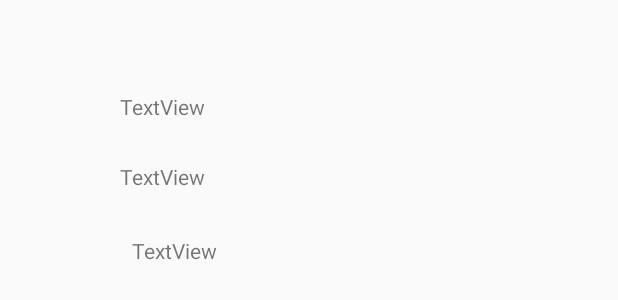
After one commit to makansari/B21KSqlite, an Android app: the layout item_layout.xml on its own in the app's theme, with its tools: preview values and no code run, on a phone screen of 412 x 824 dp. The commit adds this screen. Shown: the top 300 px of the screen. Run offline under Robolectric (Android 15) with nearby library versions, the phone set to English and light mode, and no system bars; network calls fail.

Commit message:
second RecView

```diff
--- a/app/src/main/AndroidManifest.xml
+++ b/app/src/main/AndroidManifest.xml
@@ -1,6 +1,7 @@
 <?xml version="1.0" encoding="utf-8"?>
 <manifest xmlns:android="http://schemas.android.com/apk/res/android"
     package="com.ansari.b21ksqlite">
+    <uses-permission android:name="android.permission.INTERNET"/>
 
     <application
         android:allowBackup="true"
@@ -10,6 +11,9 @@
         android:supportsRtl="true"
         android:theme="@style/AppTheme">
         <activity android:name=".MainActivity">
+
+        </activity>
+        <activity android:name="com.recyclerview.RecyAct">
             <intent-filter>
                 <action android:name="android.intent.action.MAIN" />
 
--- a/app/src/main/java/com/ansari/b21ksqlite/MainActivity.kt
+++ b/app/src/main/java/com/ansari/b21ksqlite/MainActivity.kt
@@ -9,10 +9,13 @@ import kotlinx.android.synthetic.main.activity_main.*
 
 class MainActivity : AppCompatActivity() {
 
+
+
     override fun onCreate(savedInstanceState: Bundle?) {
         super.onCreate(savedInstanceState)
         setContentView(R.layout.activity_main)
         var myDbHelper = MyDbHelper(this)
+
         var database = myDbHelper.writableDatabase
 
 
--- /dev/null
+++ b/app/src/main/java/com/recyclerview/DataClass.kt
@@ -0,0 +1,4 @@
+package com.recyclerview
+
+ data class DataClass(var name :String, var genere : String, var year :String) {
+}
--- /dev/null
+++ b/app/src/main/res/layout/item_layout.xml
@@ -0,0 +1,36 @@
+<?xml version="1.0" encoding="utf-8"?>
+<android.support.constraint.ConstraintLayout xmlns:android="http://schemas.android.com/apk/res/android"
+    xmlns:app="http://schemas.android.com/apk/res-auto"
+    xmlns:tools="http://schemas.android.com/tools"
+    android:layout_width="match_parent"
+    android:layout_height="wrap_content">
+
+    <TextView
+        android:id="@+id/textViewTitle"
+        android:layout_width="wrap_content"
+        android:layout_height="wrap_content"
+        android:layout_marginStart="80dp"
+        android:layout_marginTop="61dp"
+        android:text="TextView"
+        app:layout_constraintStart_toStartOf="parent"
+        app:layout_constraintTop_toTopOf="parent" />
+
+    <TextView
+        android:id="@+id/textViewGenere"
+        android:layout_width="wrap_content"
+        android:layout_height="wrap_content"
+        android:layout_marginTop="27dp"
+        android:text="TextView"
+        app:layout_constraintStart_toStartOf="@+id/textViewTitle"
+        app:layout_constraintTop_toBottomOf="@+id/textViewTitle" />
+
+    <TextView
+        android:id="@+id/textViewYear"
+        android:layout_width="wrap_content"
+        android:layout_height="wrap_content"
+        android:layout_marginStart="8dp"
+        android:layout_marginTop="30dp"
+        android:text="TextView"
+        app:layout_constraintStart_toStartOf="@+id/textViewGenere"
+        app:layout_constraintTop_toBottomOf="@+id/textViewGenere" />
+</android.support.constraint.ConstraintLayout>
```
Also changed, not shown: app/build.gradle (+5 -2 lines), app/src/main/java/com/recyclerview/MyAdapter.kt (added, +37 -0 lines), app/src/main/java/com/recyclerview/RecyAct.kt (added, +68 -0 lines), app/src/main/res/layout/activity_recy.xml (added, +22 -0 lines).
